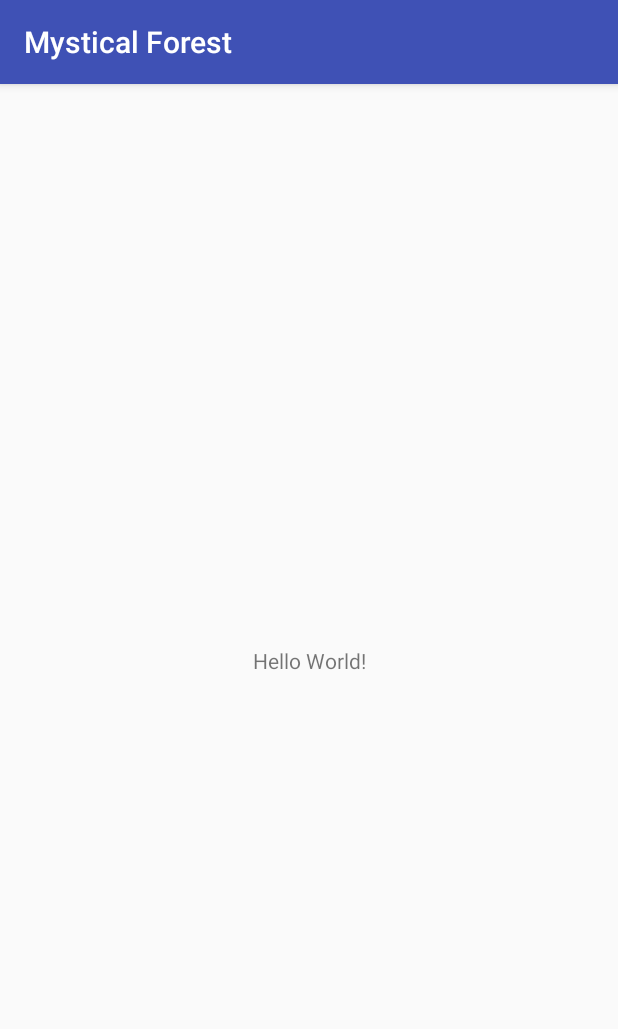
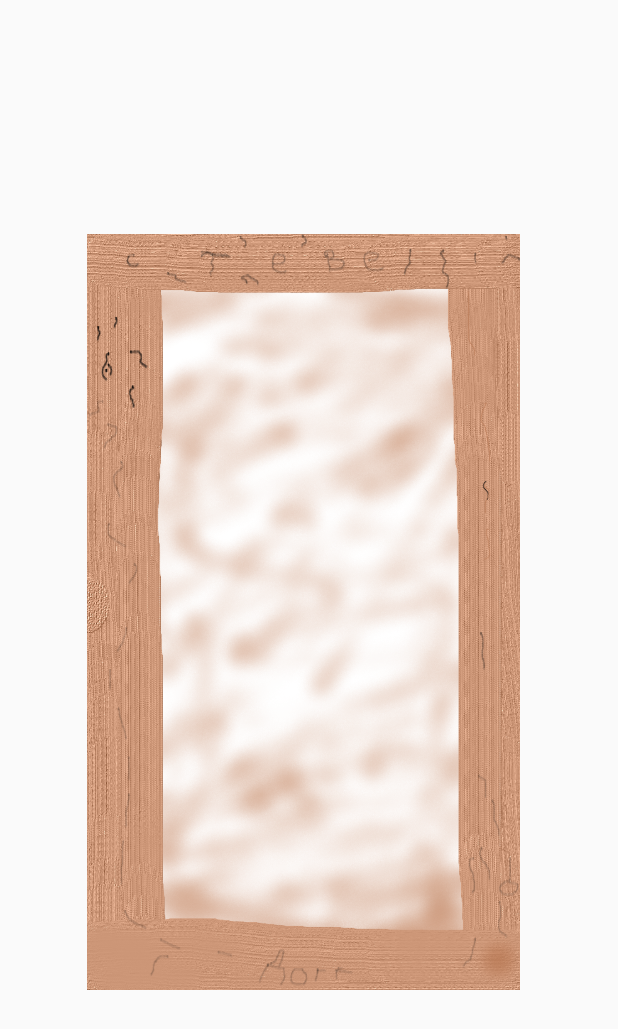
Before and after one commit to SteveDogg/SteveGitHubOrdner, an Android app: the screen it shows after launch (MainActivity), on a phone screen of 412 x 824 dp. Shown: the top 1029 px of the screen. Run offline under Robolectric (Android 15) with nearby library versions, the phone set to English and light mode, and no system bars.

Commit message:
V1
Commit

```diff
--- a/Android/app/src/main/AndroidManifest.xml
+++ b/Android/app/src/main/AndroidManifest.xml
@@ -9,7 +9,8 @@
         android:roundIcon="@mipmap/ic_launcher_round"
         android:supportsRtl="true"
         android:theme="@style/AppTheme">
-        <activity android:name=".MainActivity">
+        <activity android:name=".MainActivity"
+                    android:theme="@style/VollBild">
             <intent-filter>
                 <action android:name="android.intent.action.MAIN" />
 
--- a/Android/app/src/main/java/com/example/stefan/mysticalforest/MainActivity.java
+++ b/Android/app/src/main/java/com/example/stefan/mysticalforest/MainActivity.java
@@ -1,7 +1,9 @@
 package com.example.stefan.mysticalforest;
 
+import android.support.v7.app.ActionBar;
 import android.support.v7.app.AppCompatActivity;
 import android.os.Bundle;
+import android.view.Window;
 
 public class MainActivity extends AppCompatActivity {
 
@@ -9,5 +11,7 @@ public class MainActivity extends AppCompatActivity {
     protected void onCreate(Bundle savedInstanceState) {
         super.onCreate(savedInstanceState);
         setContentView(R.layout.activity_main);
+        ActionBar actionBar = getSupportActionBar();
+        actionBar.hide();
     }
 }
--- a/Android/app/src/main/res/layout/activity_main.xml
+++ b/Android/app/src/main/res/layout/activity_main.xml
@@ -6,13 +6,15 @@
     android:layout_height="match_parent"
     tools:context="com.example.stefan.mysticalforest.MainActivity">
 
-    <TextView
-        android:layout_width="wrap_content"
-        android:layout_height="wrap_content"
-        android:text="Hello World!"
+    <ImageView
+        android:id="@+id/imageView"
+        android:layout_width="346dp"
+        android:layout_height="504dp"
+        android:layout_marginBottom="8dp"
+        android:layout_marginEnd="8dp"
         app:layout_constraintBottom_toBottomOf="parent"
-        app:layout_constraintLeft_toLeftOf="parent"
-        app:layout_constraintRight_toRightOf="parent"
-        app:layout_constraintTop_toTopOf="parent" />
-
+        app:layout_constraintEnd_toEndOf="parent"
+        app:layout_constraintStart_toStartOf="parent"
+        app:layout_constraintTop_toTopOf="parent"
+        app:srcCompat="@drawable/startbildschirmohneauswahl_v1"/>
 </android.support.constraint.ConstraintLayout>
--- a/Android/app/src/main/res/values/styles.xml
+++ b/Android/app/src/main/res/values/styles.xml
@@ -6,6 +6,11 @@
         <item name="colorPrimary">@color/colorPrimary</item>
         <item name="colorPrimaryDark">@color/colorPrimaryDark</item>
         <item name="colorAccent">@color/colorAccent</item>
+
+    </style>
+    <style name="VollBild"  parent="Theme.AppCompat.Light.DarkActionBar">
+        <item name="android:windowNoTitle">true</item>
+        <item name="android:windowFullscreen">true</item>
     </style>
 
 </resources>
```
Also changed, not shown: Android/app/src/main/res/drawable/startbildschirmohneauswahl_v1.png (added).
